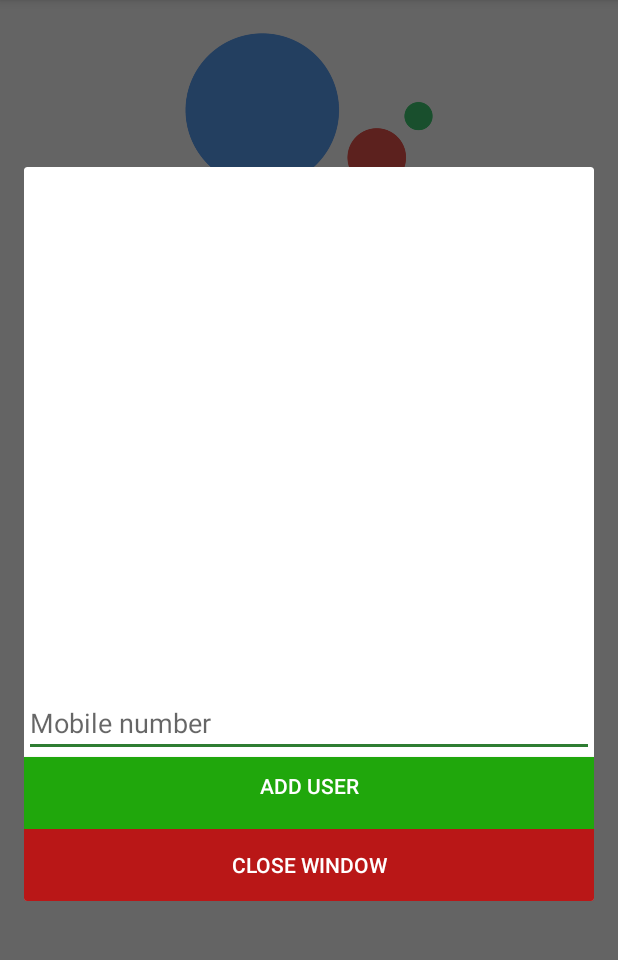
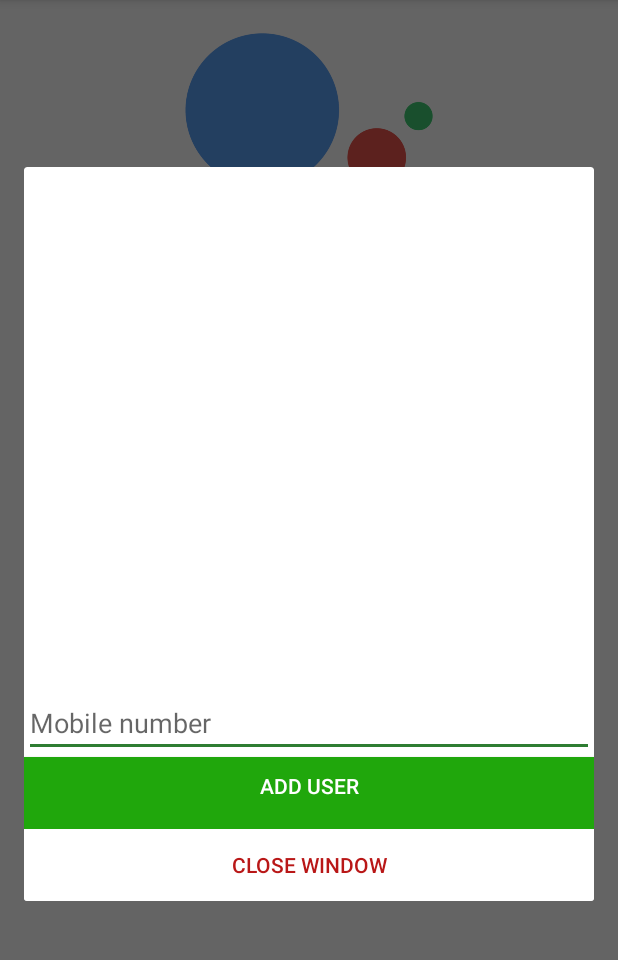
Before and after one commit to dnaport22/adel-android-sms-broker, an Android app: the screen it shows after launch (MainActivity), after a tap on "USER GROUP", on a phone screen of 412 x 824 dp, the part 84-1044 px from its top. Run offline under Robolectric (Android 15) with nearby library versions, the phone set to English and light mode, and no system bars.

Commit message:
Added improvements

```diff
--- a/app/src/main/java/com/dnaport/assistanttextmessaging/AssistantConfig.java
+++ b/app/src/main/java/com/dnaport/assistanttextmessaging/AssistantConfig.java
@@ -32,7 +32,7 @@ public class AssistantConfig {
 
     public static void updateAssistantLogs(String msg, String num) {
         String newLog = String.format(
-                "[%2d]: SENT: %s TO %s",
+                "[%2d]: SENT => %s, TO => %s",
                 count.incrementAndGet(), msg, num
                 );
         assistantLogs.add(newLog);
--- a/app/src/main/java/com/dnaport/assistanttextmessaging/SmsReciever.java
+++ b/app/src/main/java/com/dnaport/assistanttextmessaging/SmsReciever.java
@@ -53,9 +53,9 @@ public class SmsReciever extends BroadcastReceiver {
     }
 
     private void replyBack(String number, String message) {
-        if (message != null || !message.equals("null")) {
+        if (message == "null") {
             sms.sendTextMessage(number, null, "How can I help?", null, null);
-            AssistantConfig.updateAssistantLogs(message, number);
+            AssistantConfig.updateAssistantLogs("How can I help", number);
         } else {
             sms.sendTextMessage(number, null, message, null, null);
             AssistantConfig.updateAssistantLogs(message, number);
--- a/app/src/main/res/layout/activity_main.xml
+++ b/app/src/main/res/layout/activity_main.xml
@@ -38,7 +38,7 @@
             <Button
                     android:id="@+id/userGroupPopupButton"
                     android:text="User Group"
-                    android:background="@color/colorButton"
+                    android:background="@color/colorPrimaryDark"
                     android:textColor="@color/colorButtonText"
                     android:layout_width="match_parent" android:layout_height="50dp"/>
         </LinearLayout>
--- a/app/src/main/res/layout/activity_user_group.xml
+++ b/app/src/main/res/layout/activity_user_group.xml
@@ -27,8 +27,8 @@
             android:layout_height="wrap_content" android:id="@+id/addNewUser"/>
     <Button
             android:text="Close window"
-            android:background="@color/colorButtonClosePopupWindow"
-            android:textColor="@color/colorButtonText"
+            android:background="@color/colorButtonText"
+            android:textColor="@color/colorButtonClosePopupWindow"
             android:layout_width="match_parent"
             android:onClick="closeAddUserDialog"
             android:layout_height="wrap_content" android:id="@+id/closePopup"/>
```
